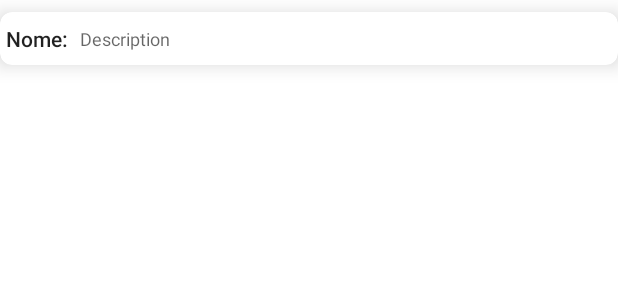
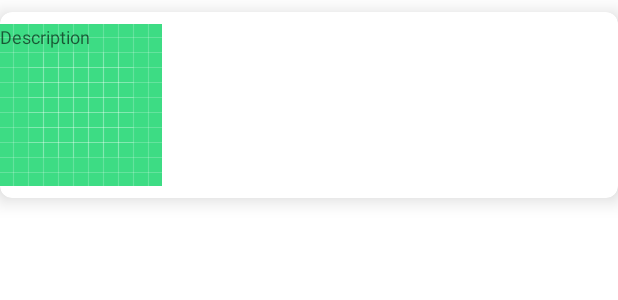
Before and after one commit to Rphmelo/Android_3SIS_2022, an Android app: the layout view_character_item.xml on its own in the app's theme, with its tools: preview values and no code run, on a phone screen of 412 x 824 dp. Shown: the top 300 px of the screen. Run offline under Robolectric (Android 15) with nearby library versions, the phone set to English and light mode, and no system bars; network calls fail.

Commit message:
projeto feito em sala

```diff
--- a/MarvelApp/app/build.gradle
+++ b/MarvelApp/app/build.gradle
@@ -50,6 +50,7 @@ android {
 dependencies {
     def retrofit_version = '2.9.0'
 
+    implementation 'com.squareup.picasso:picasso:2.8'
     implementation "com.squareup.retrofit2:retrofit:$retrofit_version"
     implementation "com.squareup.retrofit2:converter-gson:$retrofit_version"
     implementation 'androidx.core:core-ktx:1.7.0'
--- a/MarvelApp/app/src/main/AndroidManifest.xml
+++ b/MarvelApp/app/src/main/AndroidManifest.xml
@@ -3,6 +3,9 @@
     xmlns:tools="http://schemas.android.com/tools"
     package="br.com.fiap.marvelapp"
     >
+
+    <uses-permission android:name="android.permission.INTERNET"/>
+    <uses-permission android:name="android.permission.ACCESS_NETWORK_STATE"/>
 
     <application
         android:allowBackup="true"
--- a/MarvelApp/app/src/main/res/layout/view_character_item.xml
+++ b/MarvelApp/app/src/main/res/layout/view_character_item.xml
@@ -15,15 +15,14 @@
         android:layout_marginVertical="@dimen/spacing_sm"
         >
 
-        <TextView
-            android:id="@+id/characterNameLabel"
+        <androidx.appcompat.widget.AppCompatImageView
+            android:id="@+id/character_icon"
             android:layout_width="wrap_content"
             android:layout_height="wrap_content"
-            android:text="@string/character_name_label"
-            android:layout_marginStart="@dimen/spacing_xs"
             app:layout_constraintStart_toStartOf="parent"
             app:layout_constraintTop_toTopOf="parent"
-            style="@style/TextAppearance.AppCompat.Body2"
+            app:layout_constraintBottom_toBottomOf="parent"
+            app:srcCompat="@drawable/ic_launcher_background"
             />
 
         <TextView
```
Also changed, not shown: MarvelApp/app/src/main/java/br/com/fiap/marvelapp/CharacterListAdapter.kt (+49 -4 lines), MarvelApp/app/src/main/java/br/com/fiap/marvelapp/CharacterListFragment.kt (+31 -3 lines), MarvelApp/app/src/main/java/br/com/fiap/marvelapp/data/MarvelCharacterModel.kt (+16 -2 lines).
